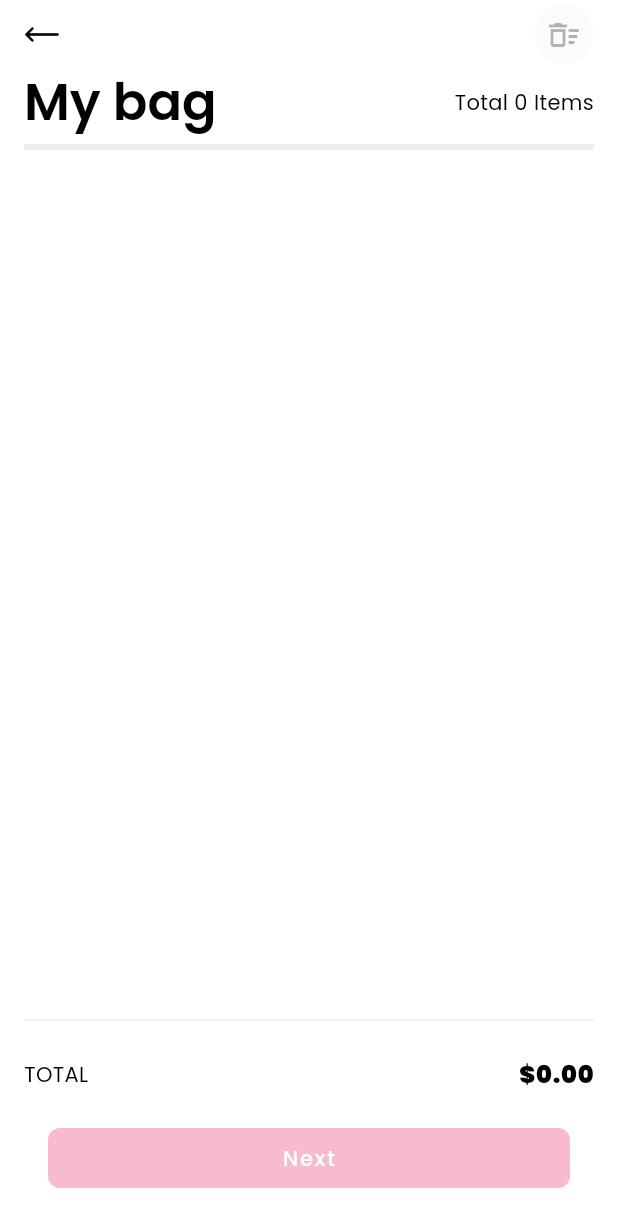
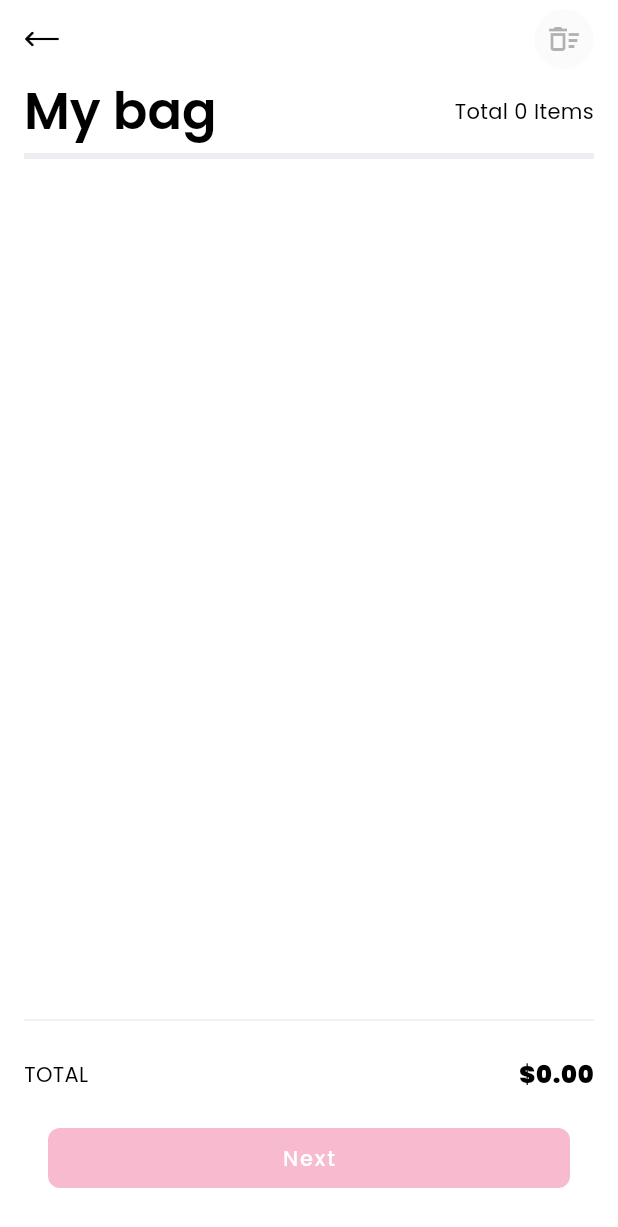
Before and after one commit to bashar963/test_task_sneakers_animation, a Flutter app: the CartScreen screen opened by its route, on a phone screen of 412 x 824 dp. Shown: the top 1227 px of the screen. Run offline on Flutter 3.47's test engine with Material 2 defaults, Android fonts, the phone set to English and light mode, and no system bars; our stand-ins replace bloc, equatable, flutter_bloc, get_it, injectable.

Commit message:
first commit

```diff
--- a/lib/view/screens/cart/cart_screen.dart
+++ b/lib/view/screens/cart/cart_screen.dart
@@ -20,12 +20,14 @@ class _CartScreenState extends State<CartScreen> {
   void initState() {
     final cartCubit = BlocProvider.of<CartCubit>(context);
     cartCubit.assignListKey(listKey);
+
     super.initState();
   }
 
   @override
   Widget build(BuildContext context) {
     return Scaffold(
+      appBar: const CartAppBar(),
       body: content(context),
       bottomNavigationBar: bottomContent(context),
     );
@@ -34,11 +36,7 @@ class _CartScreenState extends State<CartScreen> {
   Widget content(BuildContext context) {
     final cartCubit = BlocProvider.of<CartCubit>(context, listen: true);
 
-    return CustomScrollView(
-      slivers: [
-        const CartAppBar(),
-        SliverFillRemaining(
-          child: AnimatedList(
+    return AnimatedList(
       key: listKey,
       initialItemCount: cartCubit.state.carts.length,
       itemBuilder: (context, index, animation) {
@@ -51,9 +49,6 @@ class _CartScreenState extends State<CartScreen> {
           animation: animation,
         );
       },
-          ),
-        ),
-      ],
     );
   }
 
--- a/lib/view/screens/cart/widgets/cart_appbar.dart
+++ b/lib/view/screens/cart/widgets/cart_appbar.dart
@@ -5,16 +5,16 @@ import 'package:test_task/utils/app_theme.dart';
 import 'package:test_task/view/screens/cart/cart_cubit.dart';
 import 'package:test_task/view/widgets/bouncing_icon_button.dart';
 
-class CartAppBar extends StatelessWidget {
+class CartAppBar extends StatelessWidget implements PreferredSizeWidget {
   const CartAppBar({Key? key}) : super(key: key);
+
+  @override
+  Size get preferredSize => const Size.fromHeight(kToolbarHeight * 2);
 
   @override
   Widget build(BuildContext context) {
     final cartCubit = BlocProvider.of<CartCubit>(context, listen: true);
-    return SliverAppBar(
-      floating: true,
-      pinned: true,
-      snap: false,
+    return AppBar(
       leading: IconButton(
         onPressed: () {
           if (Navigator.canPop(context)) {
--- a/lib/view/screens/cart/widgets/cart_widget.dart
+++ b/lib/view/screens/cart/widgets/cart_widget.dart
@@ -48,7 +48,7 @@ class _CartWidgetState extends State<CartWidget>
     return SizeTransition(
       key: ValueKey(item.id),
       sizeFactor: Tween<double>(
-        begin: isRemove ? 0.2 : 0.6,
+        begin: isRemove ? 0.1 : 0.9,
         end: 1,
       ).animate(animation),
       child: Padding(
```
Lines whose indentation alone changed are shown as unchanged.
